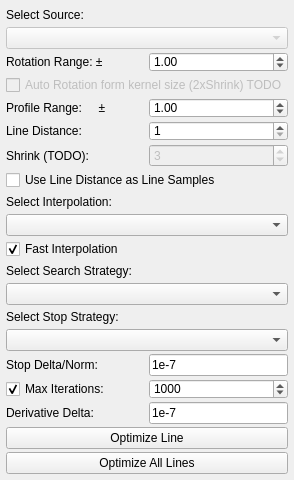
Old version of the form apps/line_analyzer/extensions/precisionoptimizer/precisionoptimizer.ui in the repository waterben/LineExtraction.
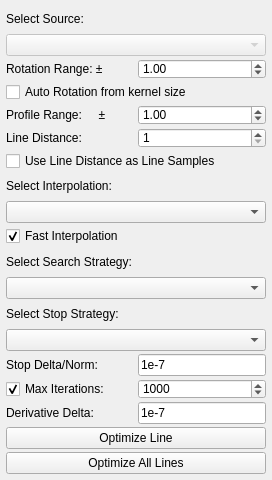
New version of the form.

```diff
--- a/apps/line_analyzer/extensions/precisionoptimizer/precisionoptimizer.ui
+++ b/apps/line_analyzer/extensions/precisionoptimizer/precisionoptimizer.ui
@@ -120,12 +120,12 @@
      </layout>
     </item>
     <item>
-     <widget class="QCheckBox" name="checkBox">
-      <property name="enabled">
-       <bool>false</bool>
+     <widget class="QCheckBox" name="chb_auto_rot">
+      <property name="toolTip">
+       <string>Auto-compute rotation range from the detector's gradient kernel size: ±atan(1 / ⌊kernel_size/2⌋)°</string>
       </property>
       <property name="text">
-       <string>Auto Rotation form kernel size (2xShrink) TODO</string>
+       <string>Auto Rotation from kernel size</string>
       </property>
      </widget>
     </item>
@@ -201,27 +201,7 @@
       </item>
      </layout>
     </item>
-    <item>
-     <layout class="QHBoxLayout" name="horizontalLayout">
-      <item>
-       <widget class="QLabel" name="label">
-        <property name="text">
-         <string>Shrink (TODO):</string>
-        </property>
-       </widget>
-      </item>
-      <item>
-       <widget class="QSpinBox" name="spin_shrink">
-        <property name="enabled">
-         <bool>false</bool>
-        </property>
-        <property name="value">
-         <number>3</number>
-        </property>
-       </widget>
-      </item>
-     </layout>
-    </item>
+
     <item>
      <widget class="QCheckBox" name="chb_line_samples">
       <property name="text">
```
Left out of the diff: 1 changed line with no effect on the pictures.
